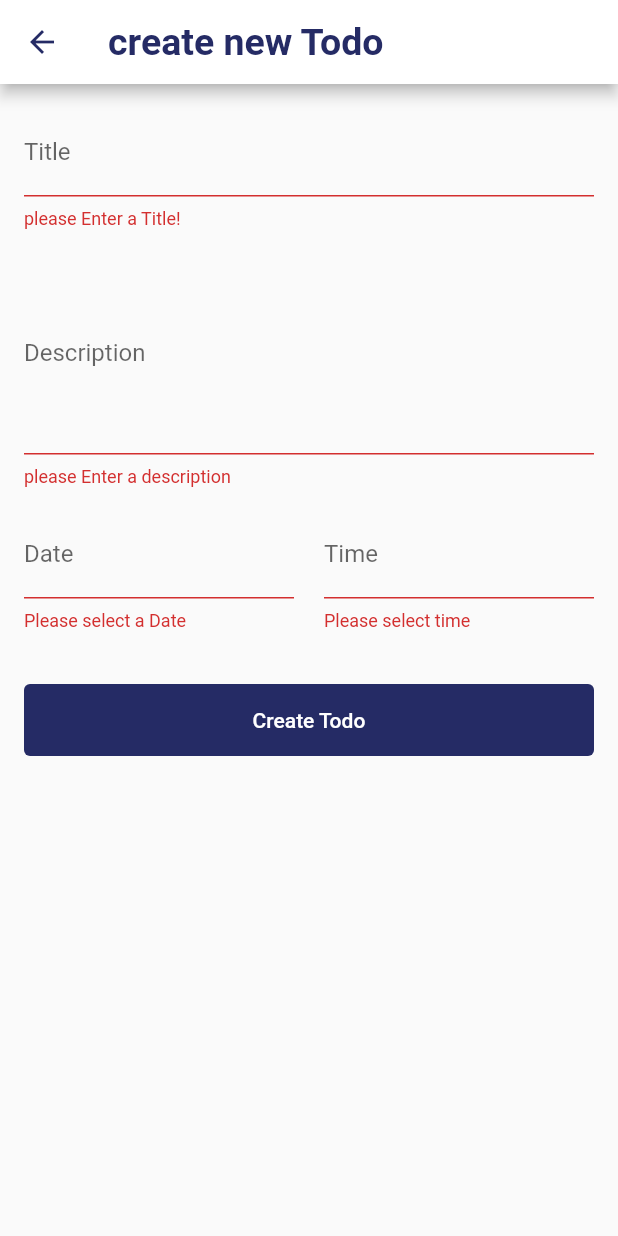
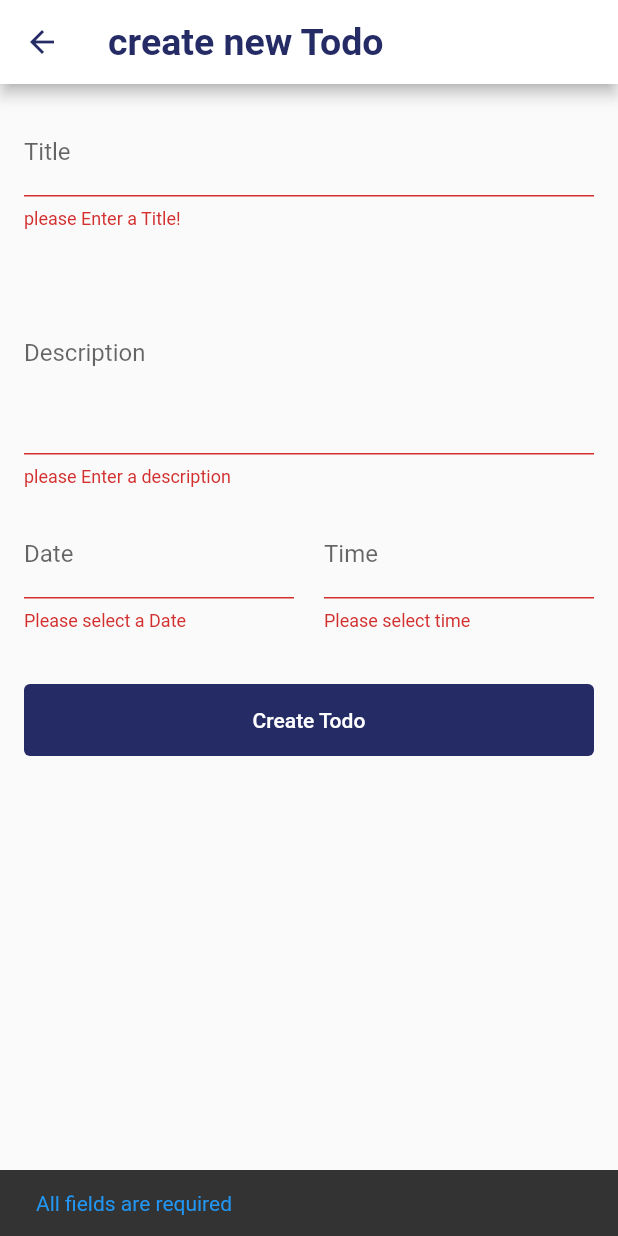
Before and after one commit to kwakulartey/todo_app, a Flutter app: the CreateTodoView screen opened directly, after a tap on "Create Todo", on a phone screen of 412 x 824 dp. Run offline on Flutter 3.47's test engine with Material 2 defaults, Android fonts, the phone set to English and light mode, and no system bars; our stand-ins replace modal_bottom_sheet; network calls fail.

Commit message:
completed todo

```diff
--- /dev/null
+++ b/lib/views/completedto_view.dart
@@ -0,0 +1 @@
+import 'package:flutter/material.dart';
--- a/lib/views/create_todo.dart
+++ b/lib/views/create_todo.dart
@@ -17,6 +17,8 @@ class _CreateTodoViewState extends State<CreateTodoView> {
   final TextEditingController _timeController = TextEditingController();
   final GlobalKey<FormState> _formKey = GlobalKey();
   final TodoController _todoCOntroller = TodoController();
+
+  set isloading(bool isloading) {}
 
   @override
   Widget build(BuildContext context) {
@@ -140,13 +142,36 @@ class _CreateTodoViewState extends State<CreateTodoView> {
                     if (_formKey.currentState!.validate()) {
                       String dateTime =
                           _dateController.text + " " + _timeController.text;
-                      // Todo isloading
+                      // Todo is loading
                       setState(() {});
 
                       bool isSuccessful = await _todoCOntroller.createTodo(
                           title: _titleController.text,
                           description: _descriptionController.text,
                           dateTime: dateTime);
+                      setState(() {
+                        isloading = false;
+                      });
+                      if (isSuccessful) {
+                        // do something
+                        _titleController.clear();
+                        _descriptionController.clear();
+                        _dateController.clear();
+                        _timeController.clear();
+                        SnackBar snackBar = const SnackBar(
+                            content: Text(
+                          'Todo created successfully',
+                          style: TextStyle(color: Colors.green),
+                        ));
+                        ScaffoldMessenger.of(context).showSnackBar(snackBar);
+                      }
+                    } else {
+                      SnackBar snackBar = const SnackBar(
+                          content: Text(
+                        'All fields are required',
+                        style: TextStyle(color: Colors.blue),
+                      ));
+                      ScaffoldMessenger.of(context).showSnackBar(snackBar);
                     }
                   },
                   child: const Text(
```
